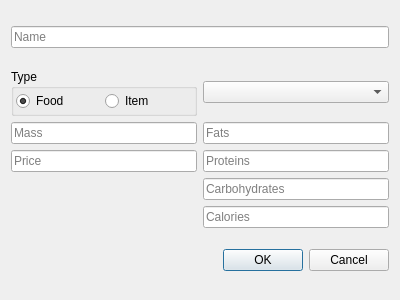
First picture: the form in src/gui/newIngridientWindow.ui, repository ivanbilych/jougen, before the edit.
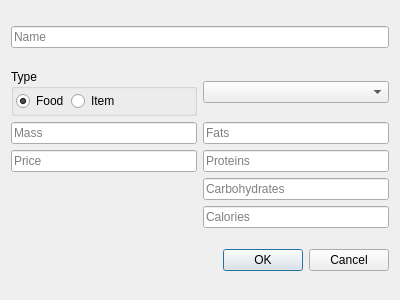
Second picture: the form after the edit.

What changed in the file:
```diff
--- a/src/gui/newIngridientWindow.ui
+++ b/src/gui/newIngridientWindow.ui
@@ -173,6 +173,19 @@
           </property>
          </widget>
         </item>
+        <item>
+         <spacer name="horizontalSpacer">
+          <property name="orientation">
+           <enum>Qt::Horizontal</enum>
+          </property>
+          <property name="sizeHint" stdset="0">
+           <size>
+            <width>40</width>
+            <height>20</height>
+           </size>
+          </property>
+         </spacer>
+        </item>
        </layout>
       </widget>
      </item>
```
